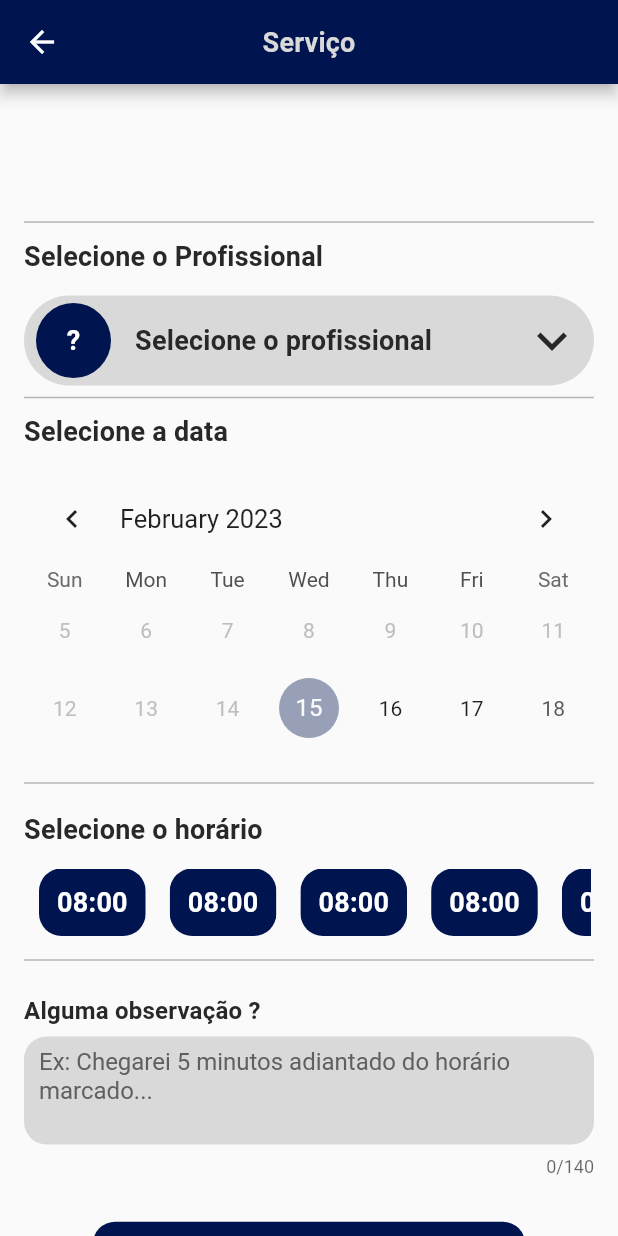
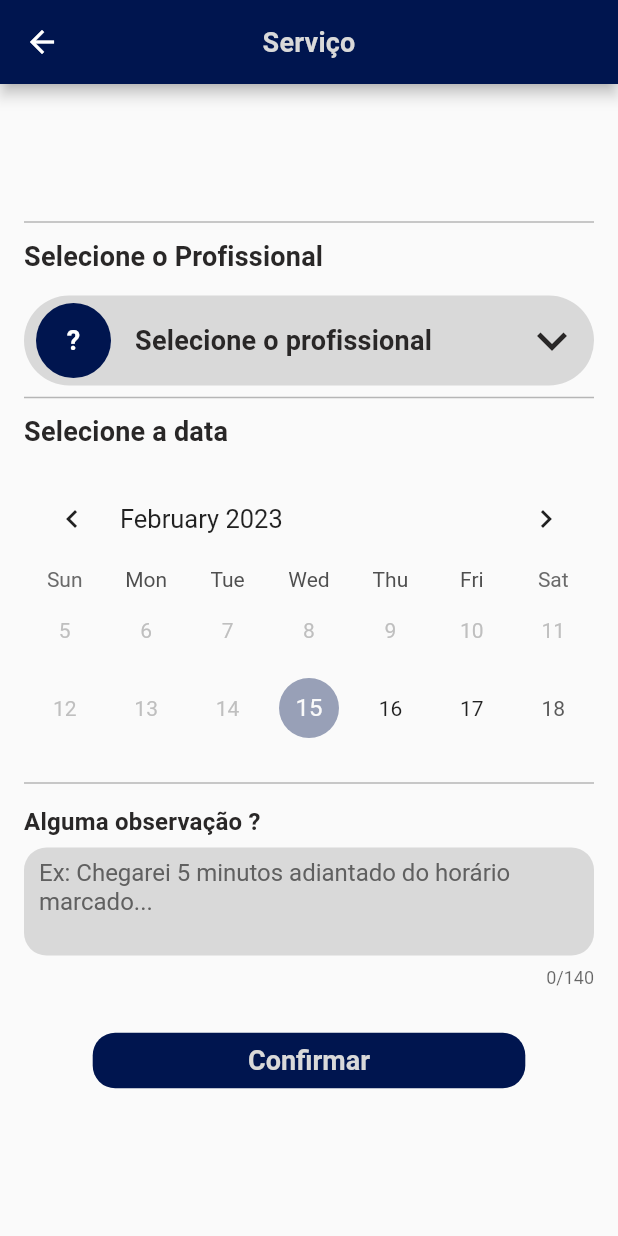
Before and after one commit to Bilson15/Wapper, a Flutter app: the ServicoParceiro screen opened directly with empty values, on a phone screen of 412 x 824 dp. Run offline on Flutter 3.47's test engine with Material 2 defaults, Android fonts, the phone set to English and light mode, and no system bars; drawn by our look-alikes of table_calendar; our stand-ins replace dropdown_search, flutter_rating_bar, get, lottie, mask_text_input_formatter, shared_preferences; accounts and stored records are empty; network calls fail; statements that could not run were skipped.

Commit message:
feat: 15/02

```diff
--- a/lib/app/ui/cart_page/controller/cart_controller.dart
+++ b/lib/app/ui/cart_page/controller/cart_controller.dart
@@ -1,7 +1,12 @@
 import 'package:get/get.dart';
+import 'package:wapper/app/data/model/clienteModel.dart';
+import 'package:wapper/app/data/model/pedidoModel.dart';
 
 class CartController extends GetxController {
   Rxn<PaymentForm> selectedPaymentForm = Rxn<PaymentForm>();
+  Rxn<ClienteModel> clienteLogado = Rxn<ClienteModel>();
+
+  Rxn<PedidoModel> pedido = Rxn<PedidoModel>();
 }
 
 class PaymentForm {
--- a/lib/app/ui/cart_page/view/cart_page.dart
+++ b/lib/app/ui/cart_page/view/cart_page.dart
@@ -1,11 +1,8 @@
 import 'package:flutter/material.dart';
-import 'package:flutter/src/foundation/key.dart';
-import 'package:flutter/src/widgets/framework.dart';
 import 'package:get/get.dart';
 import 'package:wapper/app/ui/cart_page/controller/cart_controller.dart';
 import 'package:wapper/app/ui/components/app_bar_component.dart';
 import 'package:wapper/app/ui/components/button_component.dart';
-import 'package:wapper/app/ui/components/card_service_seller.dart';
 import 'package:wapper/app/ui/components/item_pedido_component.dart';
 import 'package:wapper/app/ui/components/text_component.dart';
 import 'package:wapper/app/ui/theme/styles.dart';
@@ -15,7 +12,7 @@ class CartPage extends StatelessWidget {
 
   @override
   Widget build(BuildContext context) {
-    final controller = Get.put(CartController());
+    final controller = Get.find<CartController>(tag: 'cart_controller');
     return Scaffold(
       appBar: AppBarComponent(
         textComponent: const TextComponent(
--- a/lib/app/ui/login_page/controller/login_controller.dart
+++ b/lib/app/ui/login_page/controller/login_controller.dart
@@ -3,6 +3,7 @@ import 'package:get/get.dart';
 import 'package:wapper/app/data/model/clienteModel.dart';
 import 'package:wapper/app/data/model/loginModel.dart';
 import 'package:wapper/app/data/repository/ClienteRepository.dart';
+import 'package:wapper/app/ui/cart_page/controller/cart_controller.dart';
 import 'package:wapper/app/ui/utils/notificacao.dart';
 
 class LoginController extends GetxController {
@@ -14,6 +15,8 @@ class LoginController extends GetxController {
   FocusNode nextFocus = FocusNode();
   int controleValidate = 0;
   var visibility = false.obs;
+
+  final cartController = Get.find<CartController>(tag: 'cart_controller');
 
   LoginController();
 
@@ -39,6 +42,8 @@ class LoginController extends GetxController {
       LoginModel loginModel = LoginModel(email: email.text, senha: senha.text);
       cliente = await clienteRepository.login(loginModel);
       if (cliente.idCliente != null) {
+        cartController.clienteLogado.value = cliente;
+
         Get.offAllNamed('/root/0');
       } else {
         Notificacao.snackBar('Ocorreu um erro, tente novamente', tipoNotificacao: TipoNotificacaoEnum.error);
--- a/lib/app/ui/service_parceiro/controller/service_parceiro_controller.dart
+++ b/lib/app/ui/service_parceiro/controller/service_parceiro_controller.dart
@@ -1,10 +1,11 @@
 import 'package:flutter/material.dart';
 import 'package:get/get.dart';
-import 'package:intl/intl.dart';
+
 import 'package:table_calendar/table_calendar.dart';
 import 'package:wapper/app/data/model/profissionalModel.dart';
 
 import 'package:wapper/app/data/model/servicoModel.dart';
+import 'package:wapper/app/ui/cart_page/controller/cart_controller.dart';
 import 'package:wapper/app/ui/utils/mask_formatter.dart';
 
 class ServiceParceiroController extends GetxController {
@@ -19,7 +20,11 @@ class ServiceParceiroController extends GetxController {
 
   MaskFormatter maskFormatter = MaskFormatter();
 
-  List<TimeOfDay> timerPick = [];
+  RxList<TimePickModel> timersPicks = RxList<TimePickModel>([]);
+
+  Rxn horarioSelecionado = Rxn<TimePickModel>();
+
+  final cartController = Get.find<CartController>(tag: 'cart_controller');
 
   ServiceParceiroController({required this.servico});
 
@@ -37,12 +42,22 @@ class ServiceParceiroController extends GetxController {
     int hoursAdd = 0;
     int count = 0;
 
+    timersPicks.clear();
+
     while (hoursAdd < profissionalSelecionado.value!.fimAtendimento!.hour) {
-      timerPick.add(TimeOfDay(
-          hour: profissionalSelecionado.value!.inicioAtendimento!.hour + count,
-          minute: profissionalSelecionado.value!.inicioAtendimento!.minute));
+      timersPicks.add(TimePickModel(
+          timeOfDay: TimeOfDay(
+              hour: profissionalSelecionado.value!.inicioAtendimento!.hour + count,
+              minute: profissionalSelecionado.value!.inicioAtendimento!.minute)));
       count++;
       hoursAdd = profissionalSelecionado.value!.inicioAtendimento!.hour + count;
     }
   }
 }
+
+class TimePickModel {
+  TimeOfDay timeOfDay;
+  bool isSelected;
+
+  TimePickModel({required this.timeOfDay, this.isSelected = false});
+}
--- a/lib/app/ui/service_parceiro/view/service_parceiro.dart
+++ b/lib/app/ui/service_parceiro/view/service_parceiro.dart
@@ -360,7 +360,9 @@ class ServicoParceiro extends StatelessWidget {
                   ),
                 ],
               ),
-              Column(
+              Obx(
+                () => controller.profissionalSelecionado.value != null && controller.diaSelecionado.value != null
+                    ? Column(
                         children: [
                           Row(
                             mainAxisAlignment: MainAxisAlignment.start,
@@ -380,21 +382,33 @@ class ServicoParceiro extends StatelessWidget {
                             child: Padding(
                               padding: const EdgeInsets.symmetric(horizontal: 2),
                               child: ListView.builder(
-                        itemCount: 10,
+                                itemCount: controller.timersPicks.length,
                                 scrollDirection: Axis.horizontal,
                                 itemBuilder: (context, index) {
-                          return Container(
+                                  return GestureDetector(
+                                    onTap: () {
+                                      controller.timersPicks.forEach((element) {
+                                        element.isSelected ? element.isSelected = false : null;
+                                      });
+                                      controller.timersPicks[index].isSelected = !controller.timersPicks[index].isSelected;
+                                      controller.horarioSelecionado.value = controller.timersPicks[index];
+                                      controller.timersPicks.refresh();
+                                    },
+                                    child: Container(
                                       padding: const EdgeInsets.symmetric(horizontal: 8),
                                       child: ClipRRect(
                                         borderRadius: BorderRadius.circular(15),
                                         child: Container(
-                                color: azulPadrao,
+                                          color: controller.timersPicks[index].isSelected
+                                              ? azulPadrao
+                                              : Color.fromARGB(100, 0, 21, 79),
                                           padding: EdgeInsets.symmetric(horizontal: 12, vertical: 4),
                                           child: Center(
                                             child: TextComponent(
-                                    '08:00',
+                                              '${controller.timersPicks[index].timeOfDay.hour}:${controller.timersPicks[index].timeOfDay.minute}',
                                               fontWeight: FontWeight.bold,
                                               color: Colors.white,
+                                            ),
                                           ),
                                         ),
                                       ),
@@ -404,17 +418,16 @@ class ServicoParceiro extends StatelessWidget {
                               ),
                             ),
                           ),
-                  const SizedBox(
-                    height: 8,
-                  ),
-                  Divider(
+                          Padding(
+                            padding: const EdgeInsets.only(top: 8, bottom: 16),
+                            child: Divider(
                               thickness: 1,
                               color: lineColor,
                             ),
-                  const SizedBox(
-                    height: 16,
                           ),
                         ],
+                      )
+                    : SizedBox.shrink(),
               ),
               Column(
                 children: [
--- a/lib/main.dart
+++ b/lib/main.dart
@@ -1,8 +1,11 @@
 import 'package:flutter/material.dart';
 import 'package:get/get.dart';
 import 'package:wapper/app/routes/app_routes.dart';
+import 'package:wapper/app/ui/cart_page/controller/cart_controller.dart';
 
 void main() {
+  Get.put(CartController(), tag: 'cart_controller', permanent: true);
+
   runApp(
     GetMaterialApp(
       title: 'Wapper',
```
Also changed, not shown: lib/app/data/model/pedidoModel.dart (added, +18 -0 lines). Lines whose indentation alone changed are shown as unchanged.
